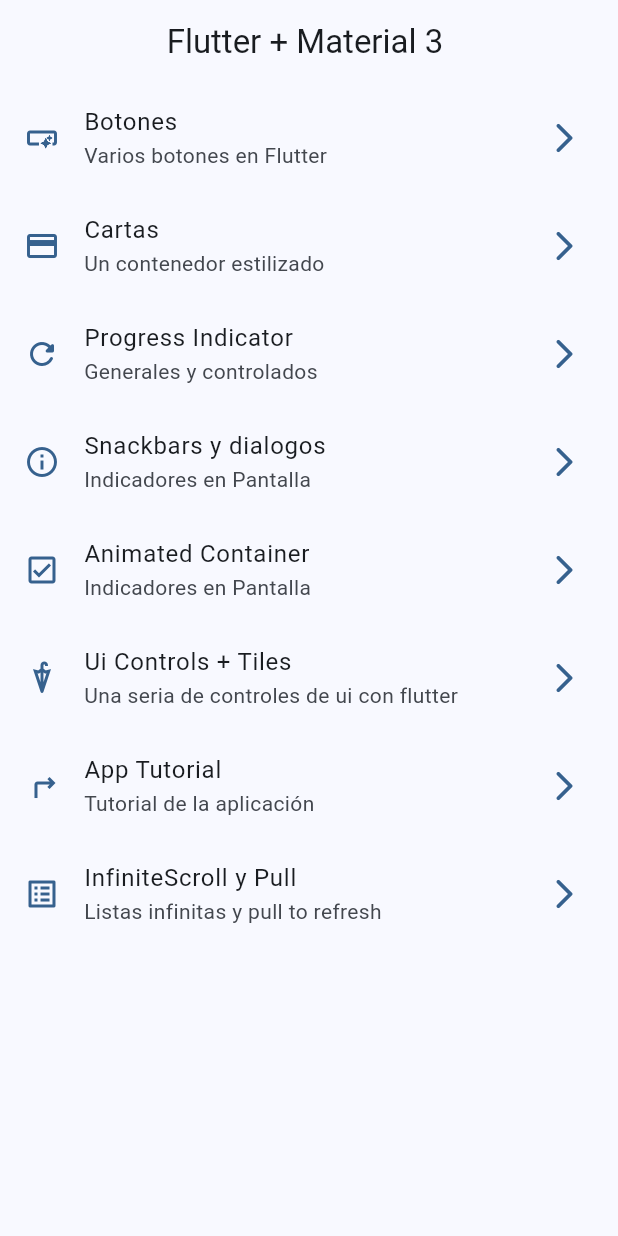
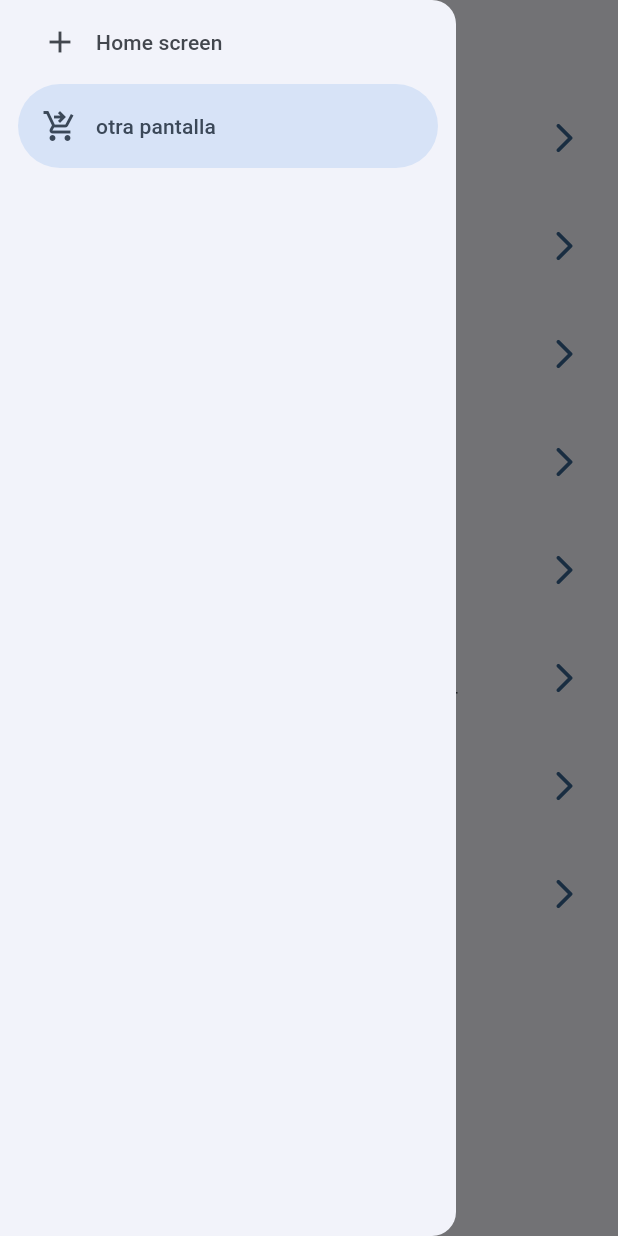
Before and after one commit to joelGabriel7/flutter-widget-app, a Flutter app: the screen it shows after launch, with the side drawer open (before the commit the screen has no drawer), on a phone screen of 412 x 824 dp. Run offline on Flutter 3.47's test engine with Material 3 defaults, Android fonts, the phone set to English and light mode, and no system bars; our stand-ins replace animate_do, go_router.

Commit message:
creacion inicial del sidemenu

```diff
--- a/lib/presentations/screens/home/home_screen.dart
+++ b/lib/presentations/screens/home/home_screen.dart
@@ -1,6 +1,7 @@
 import 'package:flutter/material.dart';
 import 'package:go_router/go_router.dart';
 import 'package:widgets_app/config/menu/menu_item.dart';
+import 'package:widgets_app/presentations/widgtes/side_menu.dart';
 
 class HomeScreen extends StatelessWidget {
   static const name = 'home_screen';
@@ -14,6 +15,7 @@ class HomeScreen extends StatelessWidget {
         title: const Text('Flutter + Material 3 '),
       ),
       body: _HomeView(),
+      drawer: const SideMenu(),
     );
   }
 }
--- /dev/null
+++ b/lib/presentations/widgtes/side_menu.dart
@@ -0,0 +1,30 @@
+import 'package:flutter/material.dart';
+
+class SideMenu extends StatefulWidget {
+  const SideMenu({super.key});
+
+  @override
+  State<SideMenu> createState() => _SideMenuState();
+}
+
+class _SideMenuState extends State<SideMenu> {
+  int navDrawerIndex = 1;
+
+  @override
+  Widget build(BuildContext context) {
+    return NavigationDrawer(
+        selectedIndex: navDrawerIndex,
+        onDestinationSelected: (value) {
+          setState(() {
+            navDrawerIndex = value;
+          });
+        },
+        children: const [
+          NavigationDrawerDestination(
+              icon: Icon(Icons.add), label: Text('Home screen')),
+          NavigationDrawerDestination(
+              icon: Icon(Icons.shopping_cart_checkout),
+              label: Text('otra pantalla')),
+        ]);
+  }
+}
```
